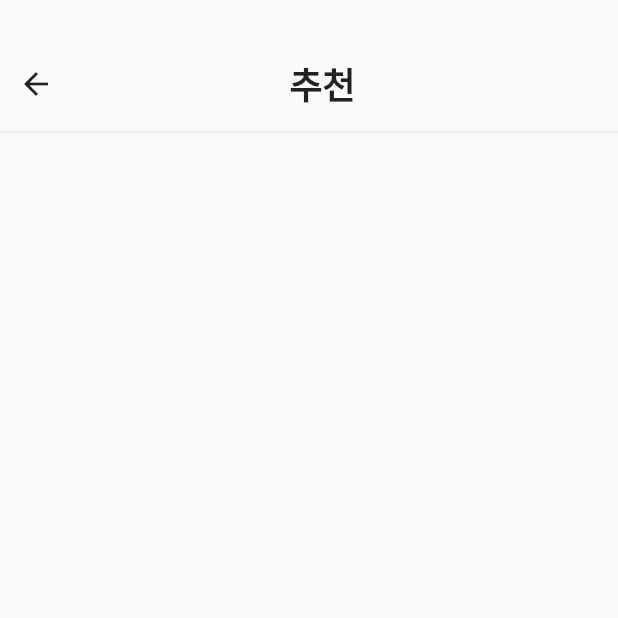
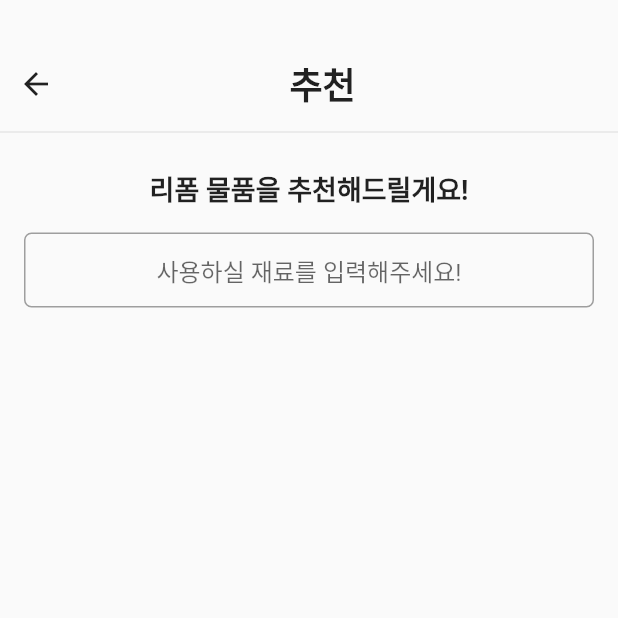
Before and after one commit to hwanny7/Re_Slow, a Flutter app: the Recommend screen opened directly, on a phone screen of 412 x 824 dp, the top half of it. Run offline on Flutter 3.47's test engine with Material 2 defaults, Android fonts, the phone set to English and light mode, and no system bars; our stand-ins replace carousel_slider, shared_preferences; accounts and stored records are empty; Roboto replaces fonts that are missing (NanumSquare).

Commit message:
🎨 추천 물품 검색 태그

```diff
--- a/frontend/lib/pages/home/recommend.dart
+++ b/frontend/lib/pages/home/recommend.dart
@@ -6,6 +6,27 @@ class Recommend extends StatefulWidget {
 }
 
 class _RecommendState extends State<Recommend> {
+  final List<String> _tags = [];
+  final TextEditingController _textController = TextEditingController();
+
+  @override
+  void dispose() {
+    _textController.dispose();
+    super.dispose();
+  }
+
+  void _addTag(String tag) {
+    setState(() {
+      _tags.add(tag);
+    });
+  }
+
+  void _removeTag(int index) {
+    setState(() {
+      _tags.removeAt(index);
+    });
+  }
+
   @override
   Widget build(BuildContext context) {
     return Scaffold(
@@ -33,6 +54,66 @@ class _RecommendState extends State<Recommend> {
             ],
           ),
           Divider(),
+
+          Padding(
+            padding: EdgeInsets.symmetric(horizontal: 16.0),
+            child: Column(
+              crossAxisAlignment: CrossAxisAlignment.start,
+              children: [
+                SizedBox(height: 16.0),
+                Text(
+                  '리폼 물품을 추천해드릴게요!',
+                  style: TextStyle(
+                    fontSize: 18.0,
+                    fontWeight: FontWeight.bold,
+                  ),
+                ),
+                SizedBox(height: 16.0),
+              ],
+            ),
+          ),
+
+          // Input field
+          Padding(
+            padding: EdgeInsets.symmetric(horizontal: 16.0),
+            child: Container(
+              decoration: BoxDecoration(
+                border: Border.all(
+                  color: Colors.grey,
+                  width: 1.0,
+                ),
+                borderRadius: BorderRadius.circular(5.0),
+              ),
+              child: TextField(
+                textAlign: TextAlign.center,
+                controller: _textController,
+                decoration: InputDecoration(
+                  hintText: '사용하실 재료를 입력해주세요!',
+                  border: InputBorder.none,
+                ),
+                onSubmitted: (String value) {
+                  _textController.clear();
+                  _addTag(value);
+                },
+              ),
+            ),
+          ),
+          SizedBox(height: 16.0),
+
+          Wrap(
+            spacing: 8.0,
+            runSpacing: 8.0,
+            children: _tags
+                .asMap()
+                .entries
+                .map(
+                  (entry) => InputChip(
+                    label: Text(entry.value),
+                    onDeleted: () => _removeTag(entry.key),
+                  ),
+                )
+                .toList(),
+          ),
         ],
       ),
     );
```
